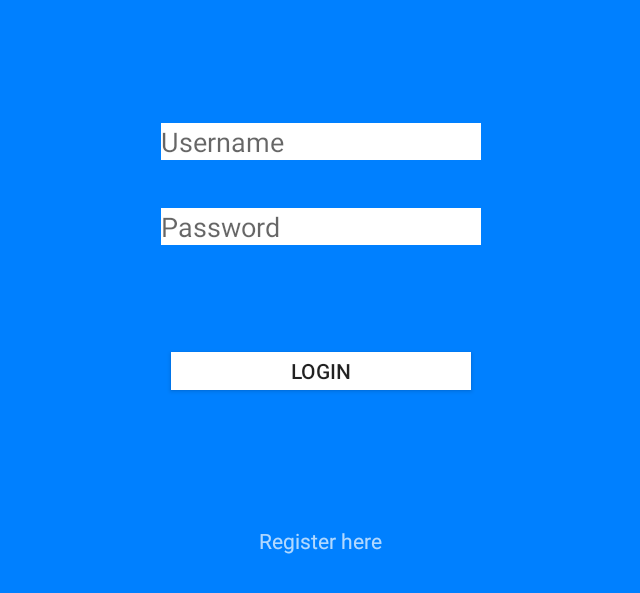
After one commit to willoleary6/CAH, an Android app: the loginActivity screen opened directly, with no data from a screen before it, on a phone screen of 824 x 412 dp (held sideways). The commit adds this screen. Shown: the top 593 px of the screen, without its empty margins (297-937 px from the left). Run offline under Robolectric (Android 15) with nearby library versions, the phone set to English and light mode, and no system bars.

Commit message:
Added login and registration pages ui, no programming done yet

```diff
--- a/app/build.gradle
+++ b/app/build.gradle
@@ -25,5 +25,8 @@ dependencies {
         exclude group: 'com.android.support', module: 'support-annotations'
     })
     compile 'com.android.support:appcompat-v7:25.1.1'
+    compile 'com.android.support:design:25.1.1'
+    compile 'com.android.volley:volley:1.0.0'
     testCompile 'junit:junit:4.12'
+
 }
--- /dev/null
+++ b/app/src/main/java/com/willoleary6gmail/cah/loginActivity.java
@@ -0,0 +1,13 @@
+package com.willoleary6gmail.cah;
+
+import android.support.v7.app.AppCompatActivity;
+import android.os.Bundle;
+
+public class loginActivity extends AppCompatActivity {
+
+    @Override
+    protected void onCreate(Bundle savedInstanceState) {
+        super.onCreate(savedInstanceState);
+        setContentView(R.layout.activity_login);
+    }
+}
--- /dev/null
+++ b/app/src/main/res/layout/activity_login.xml
@@ -0,0 +1,61 @@
+<?xml version="1.0" encoding="utf-8"?>
+<RelativeLayout xmlns:android="http://schemas.android.com/apk/res/android"
+    xmlns:tools="http://schemas.android.com/tools"
+    android:id="@+id/activity_login_register"
+    android:layout_width="match_parent"
+    android:layout_height="match_parent"
+    android:background="@color/colorPrimary"
+    android:paddingBottom="@dimen/activity_vertical_margin"
+    android:paddingLeft="@dimen/activity_horizontal_margin"
+    android:paddingRight="@dimen/activity_horizontal_margin"
+    android:paddingTop="@dimen/activity_vertical_margin"
+    tools:context="com.willoleary6gmail.cah.loginActivity">
+
+    <EditText
+        android:layout_width="wrap_content"
+        android:layout_height="wrap_content"
+        android:inputType="textPersonName"
+        android:theme="@style/Theme.App.Base"
+        android:background="@color/white"
+        android:ems="10"
+        android:id="@+id/Username"
+        android:layout_alignParentTop="true"
+        android:layout_centerHorizontal="true"
+        android:layout_marginTop="66dp"
+        android:hint="Username" />
+
+    <EditText
+        android:layout_width="wrap_content"
+        android:layout_height="wrap_content"
+        android:theme="@style/Theme.App.Base"
+        android:inputType="textPassword"
+        android:background="@color/white"
+        android:ems="10"
+        android:id="@+id/Password"
+        android:layout_marginTop="32dp"
+        android:hint="Password"
+        android:layout_below="@+id/Username"
+        android:layout_alignStart="@+id/Username" />
+
+    <Button
+        android:text="login"
+        android:layout_height="25dp"
+        android:theme="@style/Theme.App.Base"
+        android:background="@color/white"
+        android:layout_marginTop="71dp"
+        android:id="@+id/button2"
+        android:layout_width="200dp"
+        android:layout_below="@+id/Password"
+        android:layout_centerHorizontal="true" />
+
+    <TextView
+        android:text="Register here"
+        android:layout_width="wrap_content"
+        android:layout_height="wrap_content"
+        android:layout_alignParentBottom="true"
+        android:layout_centerHorizontal="true"
+        android:layout_marginBottom="26dp"
+        android:id="@+id/tvRegisterHere" />
+
+
+</RelativeLayout>
--- a/app/src/main/res/values/colors.xml
+++ b/app/src/main/res/values/colors.xml
@@ -3,4 +3,6 @@
     <color name="colorPrimary">#0080ff</color>
     <color name="colorPrimaryDark">#7a7a7a</color>
     <color name="colorAccent">#000000</color>
+    <color name="white">#FFFFFF</color>
+    <color name="grey">#808080</color>
 </resources>
--- a/app/src/main/res/values/styles.xml
+++ b/app/src/main/res/values/styles.xml
@@ -7,6 +7,11 @@
         <item name="colorPrimaryDark">@color/colorPrimaryDark</item>
         <item name="colorAccent">@color/colorAccent</item>
     </style>
+    <style name="Theme.App.Base" parent="Theme.AppCompat.Light.DarkActionBar">
+        <item name="colorControlNormal">#c5c5c5</item>
+        <item name="colorControlActivated">#000000</item>
+        <item name="colorControlHighlight">@color/grey</item>
+    </style>
     <style name="no_title" parent="AppTheme">
         <item name="android:windowNoTitle">true</item>
         <item name="android:windowContentOverlay">@null</item>
```
Also changed, not shown: app/src/main/AndroidManifest.xml (+18 -3 lines), app/src/main/java/com/willoleary6gmail/cah/RegisterActivity.java (added, +13 -0 lines), app/src/main/res/layout/activity_register.xml (added, +64 -0 lines), app/src/main/res/values/strings.xml (+14 -0 lines).
